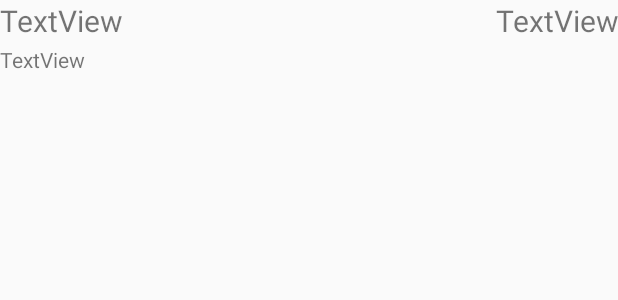
After one commit to AdminEsdi/EsdiApp, an Android app: the layout custom_adapter_carta.xml on its own in the app's theme, with its tools: preview values and no code run, on a phone screen of 412 x 824 dp. The commit adds this screen. Shown: the top 300 px of the screen. Run offline under Robolectric (Android 15) with nearby library versions, the phone set to English and light mode, and no system bars.

Commit message:
Carta preparada

```diff
--- /dev/null
+++ b/app/src/main/res/layout/custom_adapter_carta.xml
@@ -0,0 +1,46 @@
+<?xml version="1.0" encoding="utf-8"?>
+<LinearLayout xmlns:android="http://schemas.android.com/apk/res/android"
+    android:layout_width="match_parent"
+    android:layout_height="match_parent"
+    android:orientation="vertical">
+
+    <LinearLayout
+        android:layout_width="match_parent"
+        android:layout_height="30dp"
+        android:orientation="horizontal">
+
+        <TextView
+            android:id="@+id/textComida"
+            android:layout_width="wrap_content"
+            android:layout_height="30dp"
+            android:layout_weight="1"
+            android:text="TextView"
+            android:textAlignment="textStart"
+            android:textSize="20sp" />
+
+        <TextView
+            android:id="@+id/textPrecio"
+            android:layout_width="wrap_content"
+            android:layout_height="30dp"
+            android:layout_weight="1"
+            android:text="TextView"
+            android:textAlignment="textEnd"
+            android:textSize="20sp" />
+    </LinearLayout>
+
+    <LinearLayout
+        android:layout_width="match_parent"
+        android:layout_height="match_parent"
+        android:layout_weight="1.89"
+        android:orientation="horizontal">
+
+        <TextView
+            android:id="@+id/textContenido"
+            android:layout_width="match_parent"
+            android:layout_height="wrap_content"
+            android:layout_weight="1"
+            android:text="TextView"
+            android:textSize="14sp" />
+    </LinearLayout>
+
+</LinearLayout>
```
Also changed, not shown: app/src/main/java/com/example/usuario/webesdi/Coffe/Carta.java (+20 -0 lines), app/src/main/java/com/example/usuario/webesdi/MyAdapterCarta.java (added, +63 -0 lines), app/src/main/res/layout/activity_main.xml (+13 -34 lines), app/src/main/res/layout/activity_menu_principal.xml (+5 -4 lines), app/src/main/res/layout/fragment_carta.xml (+13 -15 lines), app/src/main/res/layout/fragment_menu.xml (+9 -10 lines), app/src/main/res/layout/oferta_item_list.xml (+39 -15 lines), app/src/main/res/values/array.xml (+62 -2 lines), app/src/main/res/drawable/cruz.png, app/src/main/res/drawable/manos.png, app/src/main/res/mipmap-hdpi/noulogoesdi.png (deleted), app/src/main/res/mipmap-mdpi/noulogoesdi.png (deleted), app/src/main/res/mipmap-xhdpi/noulogoesdi.png (deleted), app/src/main/res/mipmap-xxhdpi/noulogoesdi.png (deleted), 1 more files, 2 other files.
